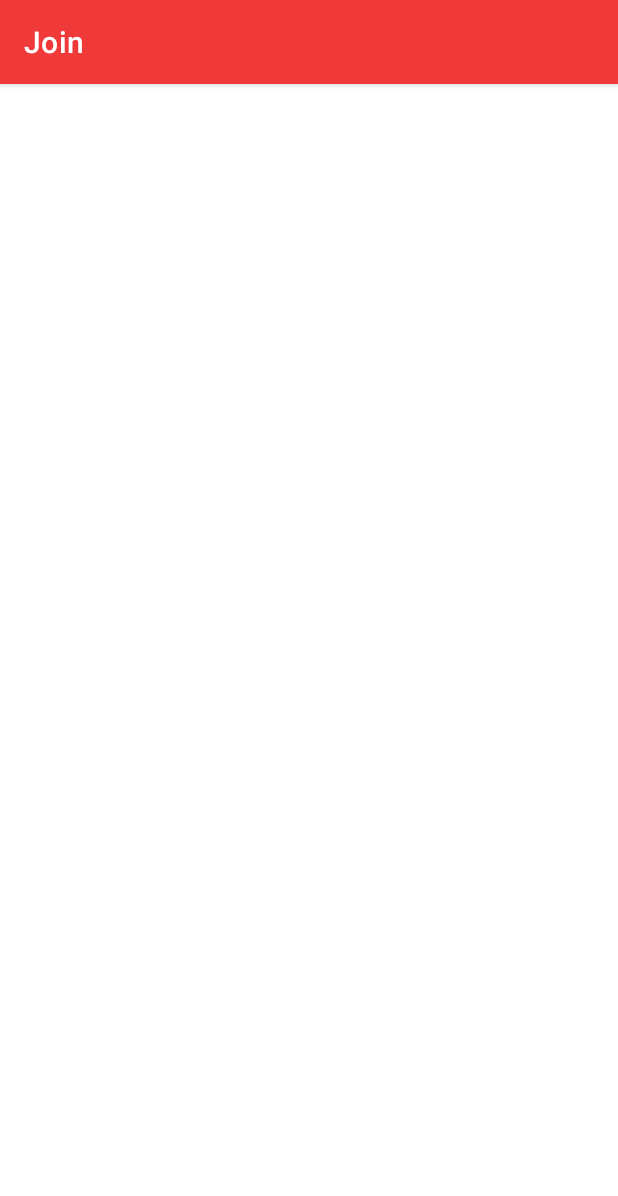
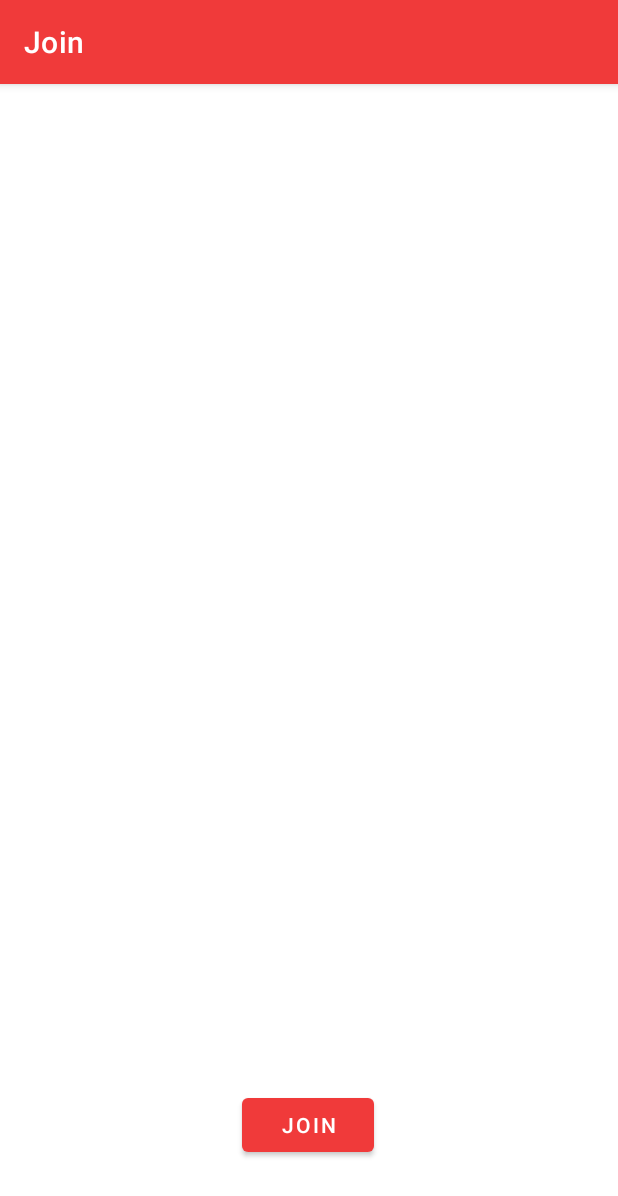
Before and after one commit to rickyychen/StudyBuddy, an Android app: the join screen opened directly, with no data from a screen before it, on a phone screen of 412 x 824 dp. Shown: the top 1196 px of the screen. Run offline under Robolectric (Android 15) with nearby library versions, the phone set to English and light mode, and no system bars.

Commit message:
recyclerview and join page

```diff
--- a/app/build.gradle
+++ b/app/build.gradle
@@ -46,4 +46,5 @@ dependencies {
     testImplementation 'junit:junit:4.+'
     androidTestImplementation 'androidx.test.ext:junit:1.1.3'
     androidTestImplementation 'androidx.test.espresso:espresso-core:3.4.0'
+    implementation "androidx.recyclerview:recyclerview-selection:1.1.0"
 }
--- a/app/src/main/java/com/example/studybuddy/ui/home/join.java
+++ b/app/src/main/java/com/example/studybuddy/ui/home/join.java
@@ -1,16 +1,84 @@
 package com.example.studybuddy.ui.home;
 
+import androidx.annotation.NonNull;
 import androidx.appcompat.app.AppCompatActivity;
+import androidx.core.app.ActivityCompat;
+import androidx.core.view.ViewCompat;
+import androidx.recyclerview.widget.LinearLayoutManager;
+import androidx.recyclerview.widget.RecyclerView;
 
+import android.app.Activity;
 import android.os.Bundle;
+import android.view.LayoutInflater;
+import android.view.View;
+import android.view.ViewGroup;
+import android.widget.TextView;
 
 import com.example.studybuddy.R;
+import com.example.studybuddy.betterdb.Event;
+
+import java.util.ArrayList;
+import java.util.List;
 
 public class join extends AppCompatActivity {
+    private RecyclerView current_sessions;
+    private SessionAdapter adapter = new SessionAdapter();
+
 
     @Override
     protected void onCreate(Bundle savedInstanceState) {
         super.onCreate(savedInstanceState);
         setContentView(R.layout.activity_join);
+
+        current_sessions = (RecyclerView) ActivityCompat.requireViewById(this, R.id.rvEvents);
+        final LinearLayoutManager linear =
+                new LinearLayoutManager(this, LinearLayoutManager.VERTICAL, false);
+
+        current_sessions.setLayoutManager(linear);
+        current_sessions.setAdapter(adapter);
     }
+
+    public class SessionAdapter extends RecyclerView.Adapter<SessionViewHolder>{
+
+        private List<Event> events = new ArrayList<>();
+
+        public void updateEvents(List<Event> newEvents){
+            events.clear();
+            events.addAll(newEvents);
+            notifyDataSetChanged();
+        }
+
+        @NonNull
+        @Override
+        public SessionViewHolder onCreateViewHolder(@NonNull ViewGroup parent, int viewType) {
+            return new SessionViewHolder(LayoutInflater.from(parent.getContext()).inflate(R.layout.item_session, parent));
+
+        }
+
+        @Override
+        public void onBindViewHolder(@NonNull SessionViewHolder holder, int position) {
+            holder.bind(events.get(position));
+        }
+
+        @Override
+        public int getItemCount() {
+            return events.size();
+        }
+    }
+
+    public static class SessionViewHolder extends RecyclerView.ViewHolder{
+
+        private TextView session_name;
+
+        public SessionViewHolder(@NonNull View itemView) {
+            super(itemView);
+            session_name = (TextView) ViewCompat.requireViewById(itemView, R.id.session_name);
+        }
+
+        public void bind(Event event){
+            session_name.setText(event.eventName);
+
+        }
+    }
+
 }
--- a/app/src/main/res/layout/activity_join.xml
+++ b/app/src/main/res/layout/activity_join.xml
@@ -6,11 +6,26 @@
     android:layout_height="match_parent"
     tools:context=".ui.home.join">
 
-    <TextView
-        android:id="@+id/textView"
+
+    <androidx.recyclerview.widget.RecyclerView
+        android:id="@+id/rvEvents"
+        android:layout_width="386dp"
+        android:layout_height="575dp"
+        android:layout_marginStart="8dp"
+        android:layout_marginTop="4dp"
+        app:layout_constraintStart_toStartOf="parent"
+        app:layout_constraintTop_toTopOf="parent" />
+
+    <Button
+        android:id="@+id/addEvent"
         android:layout_width="wrap_content"
         android:layout_height="wrap_content"
+        android:text="Join"
+        app:layout_constraintBottom_toBottomOf="parent"
+        app:layout_constraintEnd_toEndOf="parent"
+        app:layout_constraintHorizontal_bias="0.498"
+        app:layout_constraintStart_toStartOf="parent"
+        app:layout_constraintTop_toTopOf="parent"
+        app:layout_constraintVertical_bias="0.931" />
 
-        tools:layout_editor_absoluteX="142dp"
-        tools:layout_editor_absoluteY="220dp" />
 </androidx.constraintlayout.widget.ConstraintLayout>
```
Also changed, not shown: app/src/main/AndroidManifest.xml (+5 -5 lines), app/src/main/java/com/example/studybuddy/MainActivity.java (+0 -8 lines), app/src/main/java/com/example/studybuddy/ui/home/find_session.java (+14 -1 lines), app/src/main/java/com/example/studybuddy/ui/home/host_session.java (added, +55 -0 lines), app/src/main/java/com/example/studybuddy/ui/home/session.java (deleted, +0 -21 lines), app/src/main/res/layout/activity_host_session.xml (added, +80 -0 lines), app/src/main/res/layout/activity_session.xml (deleted, +0 -42 lines), app/src/main/res/layout/item_session.xml (added, +14 -0 lines), app/src/main/res/layout/study_sessions.xml (added, +28 -0 lines).
